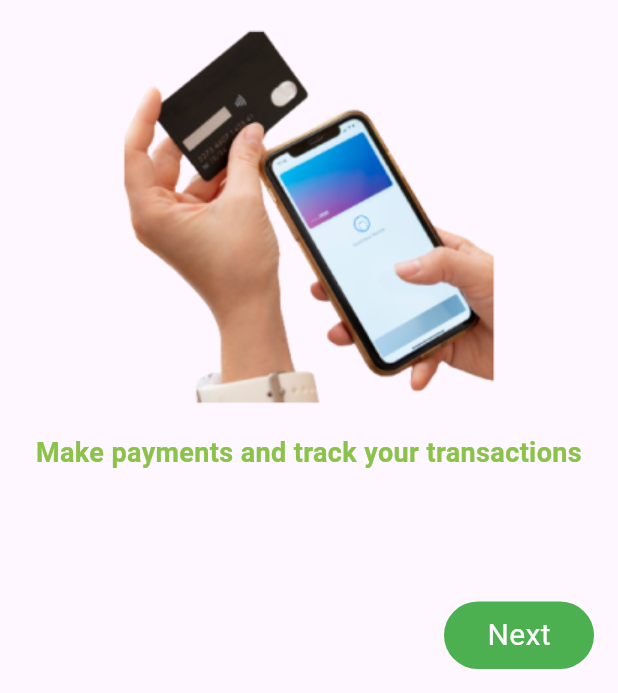
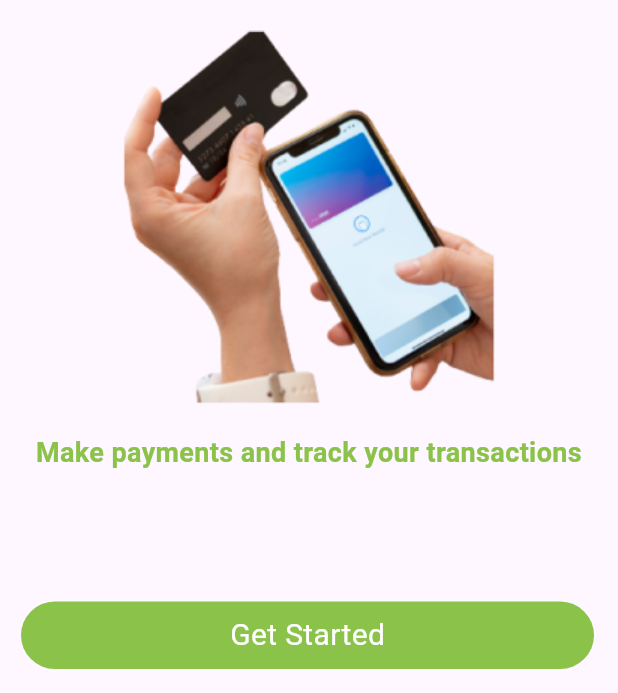
Before and after one commit to gvafram3/kudiAcess, a Flutter app: the screen it shows after launch, on a phone screen of 412 x 824 dp, the part 543-1236 px from its top. Run offline on Flutter 3.47's test engine with Material 3 defaults, Android fonts, the phone set to English and light mode, and no system bars; our stand-ins replace dotted_border, flutter_colorpicker.

Commit message:
Apex changes

```diff
--- a/lib/screens/splashscreen.dart
+++ b/lib/screens/splashscreen.dart
@@ -46,16 +46,19 @@ class _SplashScreenState extends State<SplashScreen> {
           ],
         ),
       ),
-      floatingActionButton: CustomButton(
+      floatingActionButton: Padding(
+        padding: const EdgeInsets.only(left: 30),
+        child: CustomButton(
             onPressed: () {
               Navigator.push(
                   context,
                   MaterialPageRoute(
                       builder: (context) => const MedicalHistory()));
             },
-          txt: "Next",
-          width: 100,
-          color: Colors.green),
+            txt: "Get Started",
+            width: double.infinity,
+            color: Colors.lightGreen),
+      ),
     );
   }
 }
```
Lines whose indentation alone changed are shown as unchanged.
